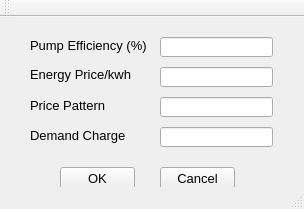
First picture: the form in src/ui/EPANET/frmEnergyOptions.ui, repository USEPA/SWMM-EPANET_User_Interface, before the edit.
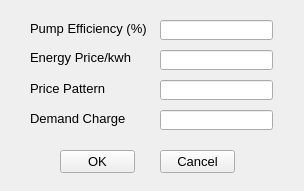
Second picture: the form after the edit.

Commit message: touched up all options forms, first cut at populating forms from object

```diff
--- a/src/ui/EPANET/frmEnergyOptions.ui
+++ b/src/ui/EPANET/frmEnergyOptions.ui
@@ -7,7 +7,7 @@
     <x>0</x>
     <y>0</y>
     <width>304</width>
-    <height>209</height>
+    <height>191</height>
    </rect>
   </property>
   <property name="font">
@@ -143,15 +143,6 @@
     </property>
    </widget>
   </widget>
-  <widget class="QToolBar" name="mainToolBar">
-   <attribute name="toolBarArea">
-    <enum>TopToolBarArea</enum>
-   </attribute>
-   <attribute name="toolBarBreak">
-    <bool>false</bool>
-   </attribute>
-  </widget>
-  <widget class="QStatusBar" name="statusBar"/>
  </widget>
  <layoutdefault spacing="6" margin="11"/>
  <resources/>
```
The commit also changes 20 other files.
